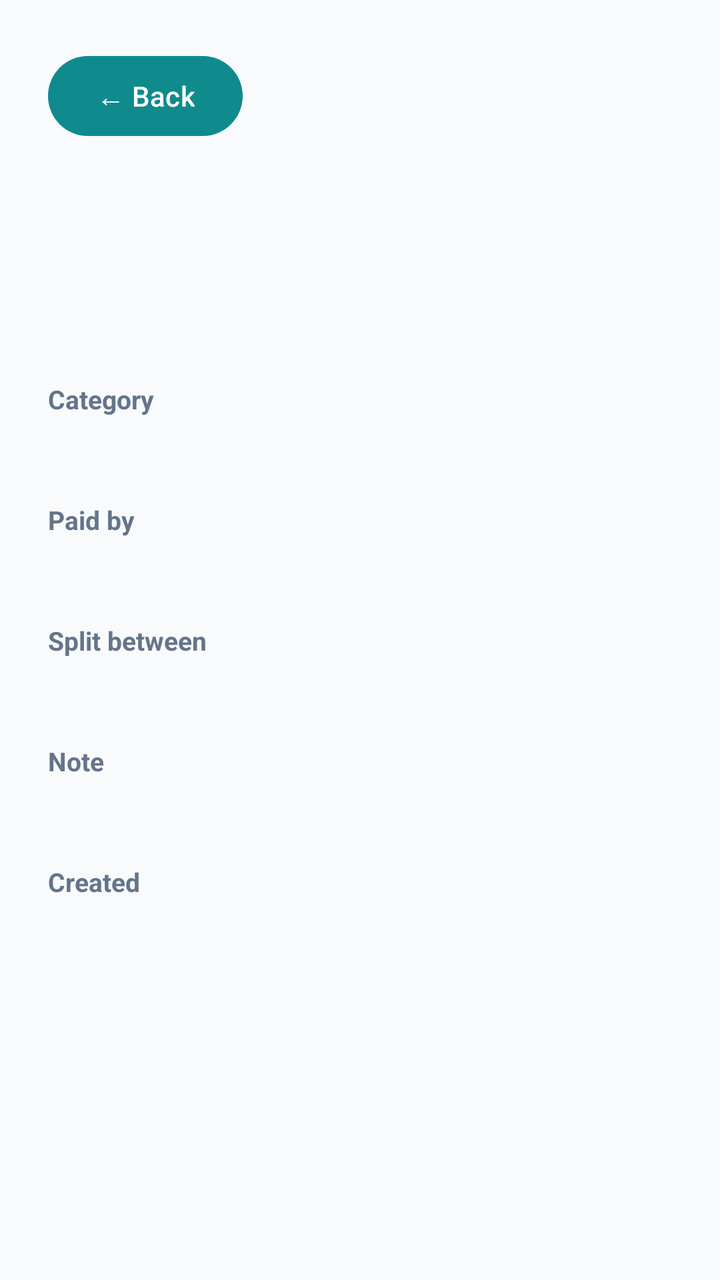
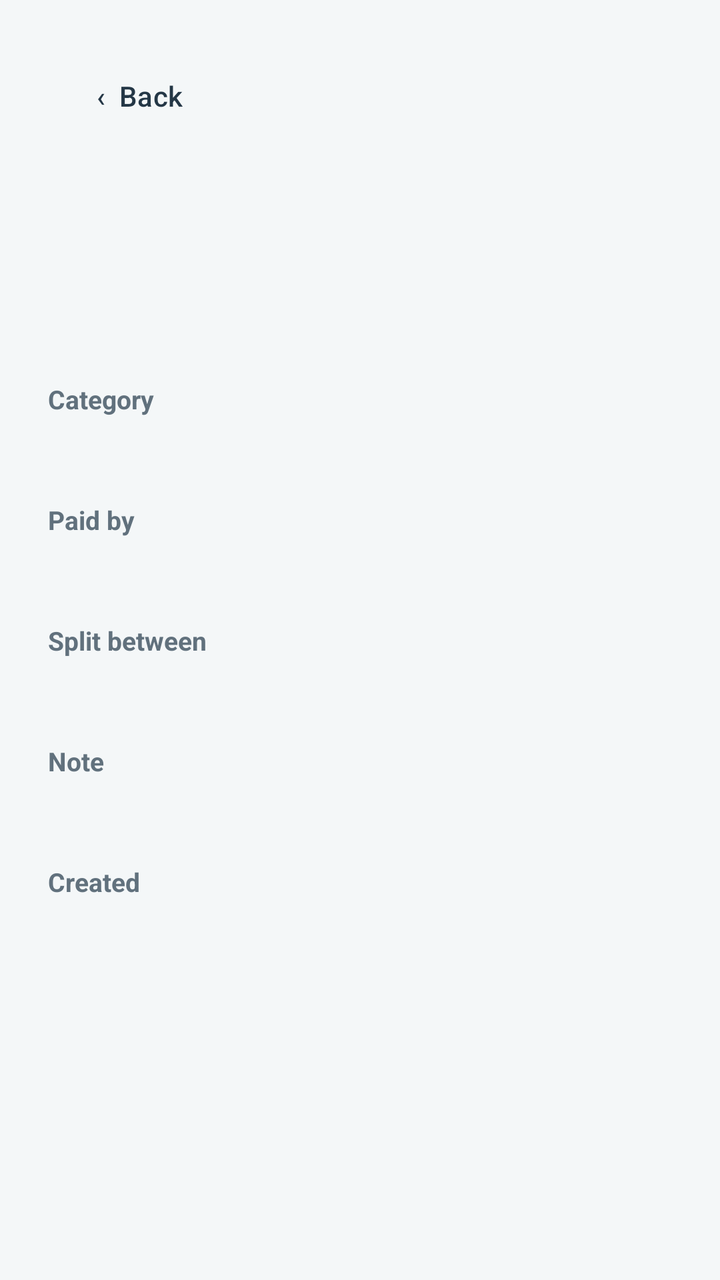

Compare the two renders of this Android layout. The source of the first and the diff that turns it into the second are given below.
<!-- AndroidManifest.xml: application theme Theme.MyApplication -->
<!-- res/layout/activity_expense_detail.xml -->
<?xml version="1.0" encoding="utf-8"?>
<ScrollView xmlns:android="http://schemas.android.com/apk/res/android"
    android:layout_width="match_parent"
    android:layout_height="match_parent"
    android:fillViewport="true"
    android:background="#F8FAFC">

    <LinearLayout
        android:layout_width="match_parent"
        android:layout_height="wrap_content"
        android:orientation="vertical"
        android:padding="24dp">

        <Button
            android:id="@+id/btnBack"
            android:layout_width="wrap_content"
            android:layout_height="wrap_content"
            android:text="← Back"
            android:layout_marginBottom="16dp" />

        <TextView
            android:id="@+id/tvDetailTitle"
            android:layout_width="match_parent"
            android:layout_height="wrap_content"
            android:textSize="28sp"
            android:textStyle="bold"
            android:textColor="#1E293B" />

        <TextView
            android:id="@+id/tvDetailAmount"
            android:layout_width="wrap_content"
            android:layout_height="wrap_content"
            android:textSize="34sp"
            android:textStyle="bold"
            android:textColor="#1E293B"
            android:layout_marginTop="4dp"
            android:layout_marginBottom="16dp" />

        <TextView
            android:id="@+id/tvDetailLocked"
            android:layout_width="match_parent"
            android:layout_height="wrap_content"
            android:text="This expense is marked settled, so it can't be edited or deleted."
            android:textSize="14sp"
            android:textColor="#92400E"
            android:background="#FEF3C7"
            android:padding="12dp"
            android:layout_marginBottom="16dp"
            android:visibility="gone" />

        <TextView
            style="@style/ExpenseFieldLabel"
            android:text="Category" />

        <TextView
            android:id="@+id/tvDetailCategory"
            style="@style/ExpenseDetailValue" />

        <TextView
            style="@style/ExpenseFieldLabel"
            android:text="Paid by" />

        <TextView
            android:id="@+id/tvDetailPayer"
            style="@style/ExpenseDetailValue" />

        <TextView
            style="@style/ExpenseFieldLabel"
            android:text="Split between" />

        <TextView
            android:id="@+id/tvDetailParticipants"
            style="@style/ExpenseDetailValue" />

        <TextView
            android:id="@+id/tvDetailNoteLabel"
            style="@style/ExpenseFieldLabel"
            android:text="Note" />

        <TextView
            android:id="@+id/tvDetailNote"
            style="@style/ExpenseDetailValue" />

        <TextView
            style="@style/ExpenseFieldLabel"
            android:text="Created" />

        <TextView
            android:id="@+id/tvDetailCreated"
            style="@style/ExpenseDetailValue" />

        <Button
            android:id="@+id/btnMarkSettledExpense"
            android:layout_width="match_parent"
            android:layout_height="wrap_content"
            android:text="Mark as settled"
            android:layout_marginTop="8dp"
            android:visibility="gone" />

        <Button
            android:id="@+id/btnEditExpense"
            android:layout_width="match_parent"
            android:layout_height="wrap_content"
            android:text="Edit Expense"
            android:layout_marginTop="8dp"
            android:visibility="gone" />

        <Button
            android:id="@+id/btnDeleteExpense"
            android:layout_width="match_parent"
            android:layout_height="wrap_content"
            android:text="Delete Expense"
            android:backgroundTint="#DC2626"
            android:textColor="#FFFFFF"
            android:layout_marginTop="8dp"
            android:visibility="gone" />

        <TextView
            android:id="@+id/tvDetailError"
            android:layout_width="match_parent"
            android:layout_height="wrap_content"
            android:textColor="#DC2626"
            android:textSize="14sp"
            android:gravity="center"
            android:layout_marginTop="16dp" />

    </LinearLayout>
</ScrollView>
<!-- resources referenced by this layout -->
<resources>
  <style name="ExpenseDetailValue">
          <item name="android:layout_width">match_parent</item>
          <item name="android:layout_height">wrap_content</item>
          <item name="android:textSize">17sp</item>
          <item name="android:textColor">#1E293B</item>
          <item name="android:layout_marginBottom">16dp</item>
      </style>
  <style name="ExpenseFieldLabel">
          <item name="android:layout_width">wrap_content</item>
          <item name="android:layout_height">wrap_content</item>
          <item name="android:textSize">13sp</item>
          <item name="android:textStyle">bold</item>
          <item name="android:textColor">#64748B</item>
          <item name="android:layout_marginBottom">4dp</item>
      </style>
  <style name="Theme.MyApplication" parent="Base.Theme.MyApplication" />
  <style name="Base.Theme.MyApplication" parent="Theme.Material3.DayNight.NoActionBar">
          <item name="colorPrimary">@color/brand_teal</item>
          <item name="colorOnPrimary">@color/white</item>
          <item name="colorSecondary">@color/brand_ink</item>
          <item name="colorOnSecondary">@color/white</item>
      </style>
  <color name="brand_teal">#0F8B8D</color>
  <color name="white">#FFFFFFFF</color>
  <color name="brand_ink">#243746</color>
</resources>

<!-- the commit's change to res/layout/activity_expense_detail.xml (unified diff, before → after) -->
@@ -1,9 +1,10 @@
 <?xml version="1.0" encoding="utf-8"?>
 <ScrollView xmlns:android="http://schemas.android.com/apk/res/android"
+    xmlns:app="http://schemas.android.com/apk/res-auto"
     android:layout_width="match_parent"
     android:layout_height="match_parent"
     android:fillViewport="true"
-    android:background="#F8FAFC">
+    android:background="@color/surface_app">
 
     <LinearLayout
         android:layout_width="match_parent"
@@ -11,11 +12,15 @@
         android:orientation="vertical"
         android:padding="24dp">
 
-        <Button
+        <com.google.android.material.button.MaterialButton
             android:id="@+id/btnBack"
             android:layout_width="wrap_content"
-            android:layout_height="wrap_content"
-            android:text="← Back"
+            android:layout_height="48dp"
+            android:text="‹  Back"
+            android:textAllCaps="false"
+            android:textColor="@color/brand_ink"
+            app:backgroundTint="@android:color/transparent"
+            app:cornerRadius="14dp"
             android:layout_marginBottom="16dp" />
 
         <TextView
@@ -24,7 +29,7 @@
             android:layout_height="wrap_content"
             android:textSize="28sp"
             android:textStyle="bold"
-            android:textColor="#1E293B" />
+            android:textColor="@color/ink" />
 
         <TextView
             android:id="@+id/tvDetailAmount"
@@ -32,7 +37,7 @@
             android:layout_height="wrap_content"
             android:textSize="34sp"
             android:textStyle="bold"
-            android:textColor="#1E293B"
+            android:textColor="@color/brand_ink"
             android:layout_marginTop="4dp"
             android:layout_marginBottom="16dp" />
 
@@ -42,8 +47,8 @@
             android:layout_height="wrap_content"
             android:text="This expense is marked settled, so it can't be edited or deleted."
             android:textSize="14sp"
-            android:textColor="#92400E"
-            android:background="#FEF3C7"
+            android:textColor="#81530B"
+            android:background="@drawable/bg_warning_card"
             android:padding="12dp"
             android:layout_marginBottom="16dp"
             android:visibility="gone" />
@@ -89,29 +94,41 @@
             android:id="@+id/tvDetailCreated"
             style="@style/ExpenseDetailValue" />
 
-        <Button
+        <com.google.android.material.button.MaterialButton
             android:id="@+id/btnMarkSettledExpense"
             android:layout_width="match_parent"
-            android:layout_height="wrap_content"
+            android:layout_height="54dp"
             android:text="Mark as settled"
+            android:textAllCaps="false"
+            android:textStyle="bold"
+            android:textColor="@color/white"
+            app:backgroundTint="@color/brand_teal"
+            app:cornerRadius="16dp"
             android:layout_marginTop="8dp"
             android:visibility="gone" />
 
-        <Button
+        <com.google.android.material.button.MaterialButton
             android:id="@+id/btnEditExpense"
+            style="@style/Widget.Material3.Button.OutlinedButton"
             android:layout_width="match_parent"
-            android:layout_height="wrap_content"
+            android:layout_height="54dp"
             android:text="Edit Expense"
+            android:textAllCaps="false"
+            android:textColor="@color/brand_ink"
+            app:strokeColor="@color/card_outline"
+            app:cornerRadius="16dp"
             android:layout_marginTop="8dp"
             android:visibility="gone" />
 
-        <Button
+        <com.google.android.material.button.MaterialButton
             android:id="@+id/btnDeleteExpense"
             android:layout_width="match_parent"
-            android:layout_height="wrap_content"
+            android:layout_height="54dp"
             android:text="Delete Expense"
-            android:backgroundTint="#DC2626"
-            android:textColor="#FFFFFF"
+            android:textAllCaps="false"
+            android:backgroundTint="@color/error"
+            android:textColor="@color/white"
+            app:cornerRadius="16dp"
             android:layout_marginTop="8dp"
             android:visibility="gone" />
 
@@ -119,7 +136,7 @@
             android:id="@+id/tvDetailError"
             android:layout_width="match_parent"
             android:layout_height="wrap_content"
-            android:textColor="#DC2626"
+            android:textColor="@color/error"
             android:textSize="14sp"
             android:gravity="center"
             android:layout_marginTop="16dp" />
<!-- resource entries referenced after the edit -->
@@ -4,7 +4,7 @@
           <item name="android:layout_width">match_parent</item>
           <item name="android:layout_height">wrap_content</item>
           <item name="android:textSize">17sp</item>
-          <item name="android:textColor">#1E293B</item>
+          <item name="android:textColor">@color/ink</item>
           <item name="android:layout_marginBottom">16dp</item>
       </style>
   <style name="ExpenseFieldLabel">
@@ -12,10 +12,11 @@
           <item name="android:layout_height">wrap_content</item>
           <item name="android:textSize">13sp</item>
           <item name="android:textStyle">bold</item>
-          <item name="android:textColor">#64748B</item>
+          <item name="android:textColor">@color/text_secondary</item>
           <item name="android:layout_marginBottom">4dp</item>
       </style>
   <style name="Theme.MyApplication" parent="Base.Theme.MyApplication" />
+  <color name="text_secondary">#61717D</color>
   <style name="Base.Theme.MyApplication" parent="Theme.Material3.DayNight.NoActionBar">
           <item name="colorPrimary">@color/brand_teal</item>
           <item name="colorOnPrimary">@color/white</item>
@@ -23,7 +24,17 @@
           <item name="colorOnSecondary">@color/white</item>
       </style>
   <color name="brand_teal">#0F8B8D</color>
+  <color name="card_outline">#E0E7EA</color>
+  <color name="error">#B42318</color>
+  <color name="ink">#17212B</color>
+  <color name="surface_app">#F4F7F8</color>
   <color name="white">#FFFFFFFF</color>
+  <!-- drawable bg_warning_card (drawable) -->
+  <?xml version="1.0" encoding="utf-8"?>
+  <shape xmlns:android="http://schemas.android.com/apk/res/android" android:shape="rectangle">
+      <solid android:color="#FFF5D8" />
+      <corners android:radius="14dp" />
+  </shape>
   <color name="brand_ink">#243746</color>
 </resources>
 
